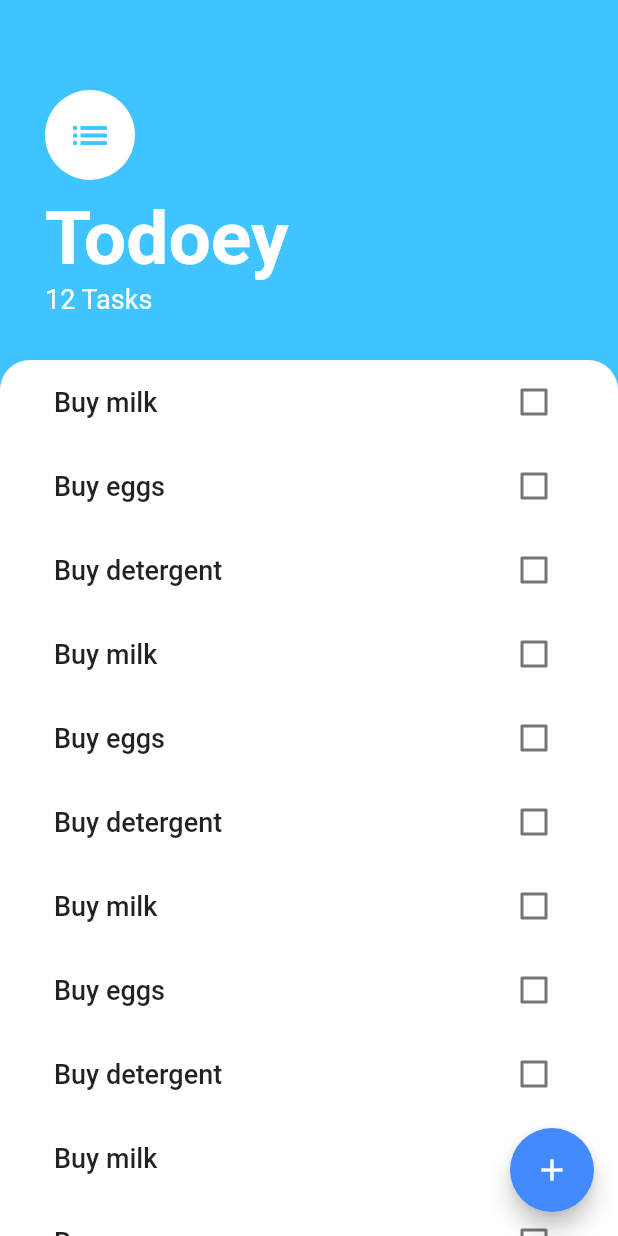
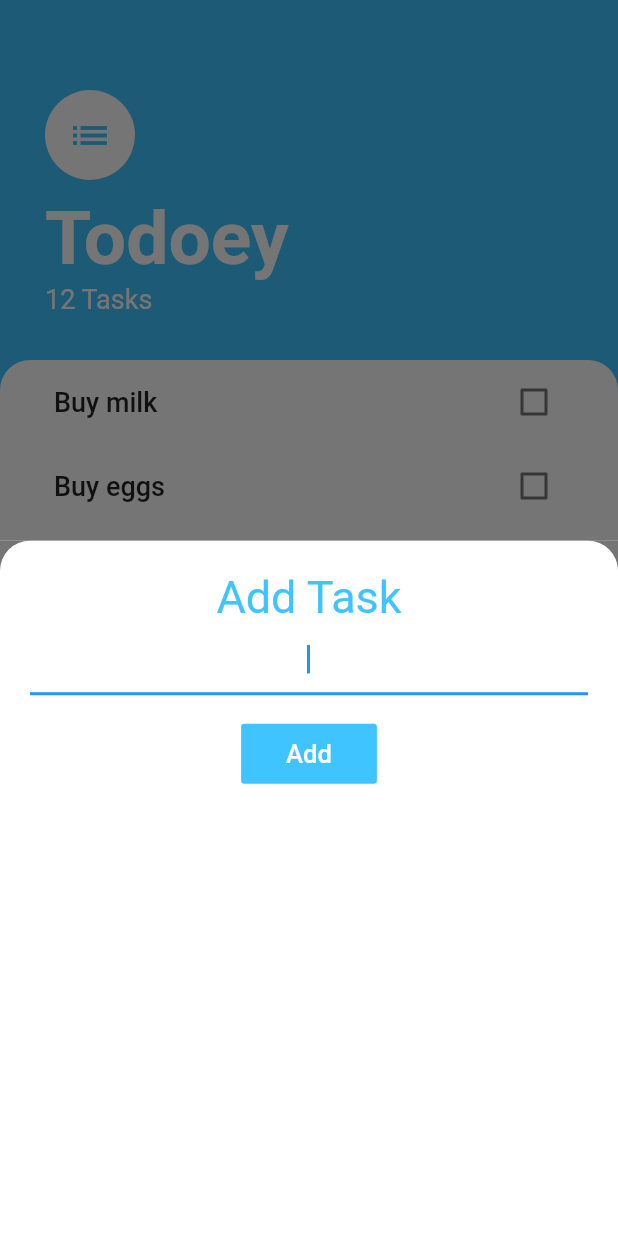
Before and after one commit to Liyuu8/todoey_flutter, a Flutter app: the screen it shows after launch, after a tap on the "add" icon, on a phone screen of 412 x 824 dp. Run offline on Flutter 3.47's test engine with Material 2 defaults, Android fonts, the phone set to English and light mode, and no system bars.

```diff
--- /dev/null
+++ b/lib/screens/add_task_screen.dart
@@ -0,0 +1,60 @@
+import 'package:flutter/material.dart';
+
+class AddTaskScreen extends StatefulWidget {
+  @override
+  _AddTaskScreenState createState() => _AddTaskScreenState();
+}
+
+class _AddTaskScreenState extends State<AddTaskScreen> {
+  String newTask;
+
+  @override
+  Widget build(BuildContext context) {
+    return Container(
+      color: Color(0xff757575),
+      child: Container(
+        padding: EdgeInsets.all(20.0),
+        decoration: BoxDecoration(
+          color: Colors.white,
+          borderRadius: BorderRadius.only(
+            topLeft: Radius.circular(20.0),
+            topRight: Radius.circular(20.0),
+          ),
+        ),
+        child: Column(
+          children: <Widget>[
+            Text(
+              'Add Task',
+              style: TextStyle(
+                color: Colors.lightBlueAccent,
+                fontSize: 30.0,
+              ),
+            ),
+            TextField(
+              autofocus: true,
+              textAlign: TextAlign.center,
+              onChanged: (value) {
+                newTask = value;
+              },
+            ),
+            SizedBox(
+              height: 15.0,
+            ),
+            FlatButton(
+              child: Text(
+                'Add',
+                style: TextStyle(fontSize: 17.0),
+              ),
+              color: Colors.lightBlueAccent,
+              textColor: Colors.white,
+              padding: EdgeInsets.symmetric(horizontal: 30.0, vertical: 10.0),
+              onPressed: () {
+                print('newTask: $newTask');
+              },
+            )
+          ],
+        ),
+      ),
+    );
+  }
+}
--- a/lib/screens/tasks_screen.dart
+++ b/lib/screens/tasks_screen.dart
@@ -1,6 +1,9 @@
 import 'package:flutter/material.dart';
 
 import '../task.dart';
+
+// screens
+import 'add_task_screen.dart';
 
 class TasksScreen extends StatefulWidget {
   @override
@@ -110,7 +113,12 @@ class _TasksScreenState extends State<TasksScreen> {
       floatingActionButton: FloatingActionButton(
         backgroundColor: Colors.blueAccent,
         child: Icon(Icons.add),
-        onPressed: () {},
+        onPressed: () {
+          showModalBottomSheet(
+            context: context,
+            builder: (context) => AddTaskScreen(),
+          );
+        },
       ),
     );
   }
```
